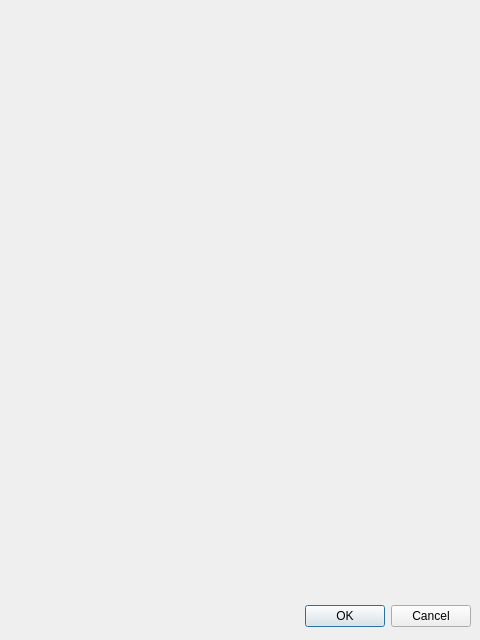
Above: acerca_de.ui from DaniMena04/P60-Tienda_v.2 before the change. Below: the same form after it.
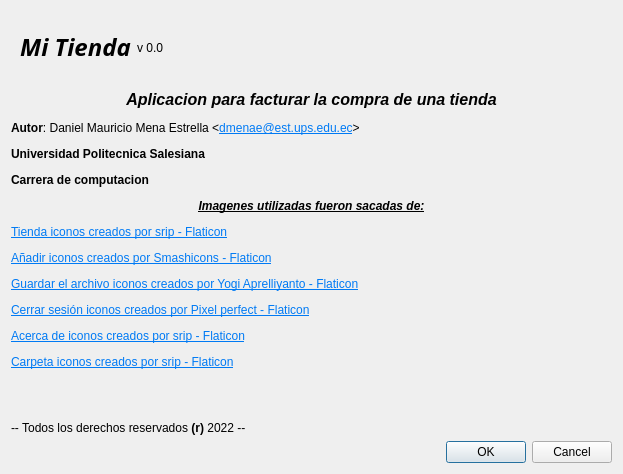
That is the form after the change.

Commit message: Agregar iconos, guardar y validar algunos campos

Patch:
```diff
--- a/acerca_de.ui
+++ b/acerca_de.ui
@@ -5,29 +5,73 @@
    <rect>
     <x>0</x>
     <y>0</y>
-    <width>480</width>
-    <height>640</height>
+    <width>623</width>
+    <height>474</height>
    </rect>
   </property>
   <property name="windowTitle">
    <string>Dialog</string>
   </property>
-  <widget class="QDialogButtonBox" name="buttonBox">
-   <property name="geometry">
-    <rect>
-     <x>10</x>
-     <y>600</y>
-     <width>461</width>
-     <height>32</height>
-    </rect>
-   </property>
-   <property name="orientation">
-    <enum>Qt::Horizontal</enum>
-   </property>
-   <property name="standardButtons">
-    <set>QDialogButtonBox::Cancel|QDialogButtonBox::Ok</set>
-   </property>
-  </widget>
+  <layout class="QVBoxLayout" name="verticalLayout">
+   <item>
+    <widget class="QWidget" name="widget" native="true">
+     <layout class="QHBoxLayout" name="horizontalLayout">
+      <item>
+       <widget class="QLabel" name="outTitulo">
+        <property name="font">
+         <font>
+          <family>Franklin Gothic Heavy</family>
+         </font>
+        </property>
+        <property name="text">
+         <string>&lt;html&gt;&lt;head/&gt;&lt;body&gt;&lt;p align=&quot;center&quot;&gt;&lt;span style=&quot; font-size:18pt; font-weight:700; font-style:italic;&quot;&gt;Mi Tienda&lt;/span&gt;&lt;/p&gt;&lt;/body&gt;&lt;/html&gt;</string>
+        </property>
+       </widget>
+      </item>
+      <item>
+       <widget class="QLabel" name="outVersion">
+        <property name="mouseTracking">
+         <bool>true</bool>
+        </property>
+        <property name="text">
+         <string>v 0.0</string>
+        </property>
+       </widget>
+      </item>
+      <item>
+       <spacer name="horizontalSpacer">
+        <property name="orientation">
+         <enum>Qt::Horizontal</enum>
+        </property>
+        <property name="sizeHint" stdset="0">
+         <size>
+          <width>114</width>
+          <height>20</height>
+         </size>
+        </property>
+       </spacer>
+      </item>
+     </layout>
+    </widget>
+   </item>
+   <item>
+    <widget class="QLabel" name="Descripcion">
+     <property name="text">
+      <string>&lt;html&gt;&lt;head/&gt;&lt;body&gt;&lt;p align=&quot;center&quot;&gt;&lt;span style=&quot; font-size:12pt; font-weight:700; font-style:italic;&quot;&gt;Aplicacion para facturar la compra de una tienda&lt;/span&gt;&lt;/p&gt;&lt;p&gt;&lt;span style=&quot; font-weight:700;&quot;&gt;Autor&lt;/span&gt;: Daniel Mauricio Mena Estrella &amp;lt;&lt;a href=&quot;mailto:dmenae@est.ups.edu.ec&quot;&gt;&lt;span style=&quot; text-decoration: underline; color:#007af4;&quot;&gt;dmenae@est.ups.edu.ec&lt;/span&gt;&lt;/a&gt;&amp;gt;&lt;/p&gt;&lt;p&gt;&lt;span style=&quot; font-weight:700;&quot;&gt;Universidad Politecnica Salesiana &lt;/span&gt;&lt;/p&gt;&lt;p&gt;&lt;span style=&quot; font-weight:700;&quot;&gt;Carrera de computacion&lt;/span&gt;&lt;/p&gt;&lt;p align=&quot;center&quot;&gt;&lt;span style=&quot; font-weight:700; font-style:italic; text-decoration: underline;&quot;&gt;Imagenes utilizadas fueron sacadas de:&lt;/span&gt;&lt;/p&gt;&lt;p&gt;&lt;a href=&quot;&amp;lt;a href=&quot;&gt;&lt;span style=&quot; text-decoration: underline; color:#007af4;&quot;&gt;Tienda iconos creados por srip - Flaticon&lt;/span&gt;&lt;/a&gt;&lt;/p&gt;&lt;p&gt;&lt;a href=&quot;&amp;lt;a href=&quot;&gt;&lt;span style=&quot; text-decoration: underline; color:#007af4;&quot;&gt;Añadir iconos creados por Smashicons - Flaticon&lt;/span&gt;&lt;/a&gt;&lt;/p&gt;&lt;p&gt;&lt;a href=&quot;&amp;lt;a href=&quot;&gt;&lt;span style=&quot; text-decoration: underline; color:#007af4;&quot;&gt;Guardar el archivo iconos creados por Yogi Aprelliyanto - Flaticon&lt;/span&gt;&lt;/a&gt;&lt;/p&gt;&lt;p&gt;&lt;a href=&quot;&amp;lt;a href=&quot;&gt;&lt;span style=&quot; text-decoration: underline; color:#007af4;&quot;&gt;Cerrar sesión iconos creados por Pixel perfect - Flaticon&lt;/span&gt;&lt;/a&gt;&lt;/p&gt;&lt;p&gt;&lt;a href=&quot;&amp;lt;a href=&quot;&gt;&lt;span style=&quot; text-decoration: underline; color:#007af4;&quot;&gt;Acerca de iconos creados por srip - Flaticon&lt;/span&gt;&lt;/a&gt;&lt;/p&gt;&lt;p&gt;&lt;a href=&quot;&amp;lt;a href=&quot;&gt;&lt;span style=&quot; text-decoration: underline; color:#007af4;&quot;&gt;Carpeta iconos creados por srip - Flaticon&lt;/span&gt;&lt;/a&gt;&lt;/p&gt;&lt;p&gt;&lt;br/&gt;&lt;/p&gt;&lt;p&gt;-- Todos los derechos reservados &lt;span style=&quot; font-weight:700;&quot;&gt;(r) &lt;/span&gt;2022 --&lt;/p&gt;&lt;/body&gt;&lt;/html&gt;</string>
+     </property>
+    </widget>
+   </item>
+   <item>
+    <widget class="QDialogButtonBox" name="buttonBox">
+     <property name="orientation">
+      <enum>Qt::Horizontal</enum>
+     </property>
+     <property name="standardButtons">
+      <set>QDialogButtonBox::Cancel|QDialogButtonBox::Ok</set>
+     </property>
+    </widget>
+   </item>
+  </layout>
  </widget>
  <resources/>
  <connections>
```
Left out of the diff: 1 changed line with no effect on the pictures. The commit also changes 13 other files.
